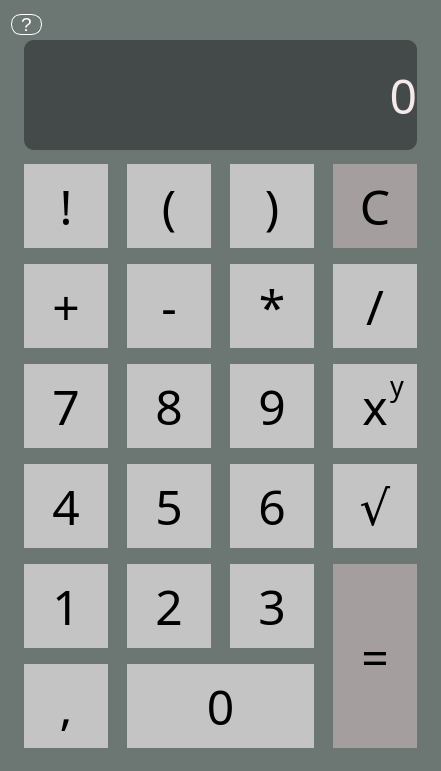
First picture: the form in src/mainwindow.ui, repository Wertik/ivs-proj-02, before the edit.
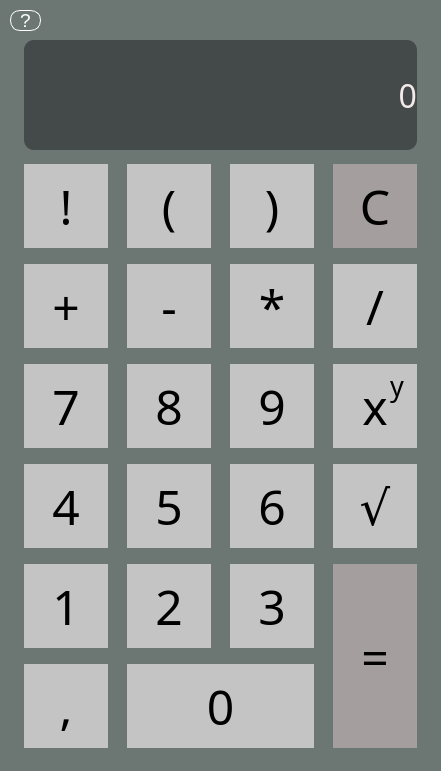
Second picture: the form after the edit.

Commit message: Change display font, add press effect to hint button

```diff
--- a/src/mainwindow.ui
+++ b/src/mainwindow.ui
@@ -531,7 +531,7 @@
     <property name="font">
      <font>
       <family>Inria Sans Light</family>
-      <pointsize>36</pointsize>
+      <pointsize>24</pointsize>
      </font>
     </property>
     <property name="layoutDirection">
@@ -681,8 +681,8 @@
    <widget class="QPushButton" name="pushButton_hint">
     <property name="geometry">
      <rect>
-      <x>11</x>
-      <y>14</y>
+      <x>10</x>
+      <y>10</y>
       <width>31</width>
       <height>21</height>
      </rect>
@@ -693,11 +693,15 @@
      </font>
     </property>
     <property name="styleSheet">
-     <string notr="true">QPushButton{
-border: 1px solid white;
-color: rgb(255, 255, 255);
-border-width: 1px;
-border-radius: 10px;
+     <string notr="true">QPushButton {
+	border: 1px solid white;
+	color: rgb(255, 255, 255);
+	border-width: 1px;
+	border-radius: 10px;
+}
+
+QPushButton:pressed {
+	background-color: #626967;
 }</string>
     </property>
     <property name="text">
```
The commit also changes 1 other file.
